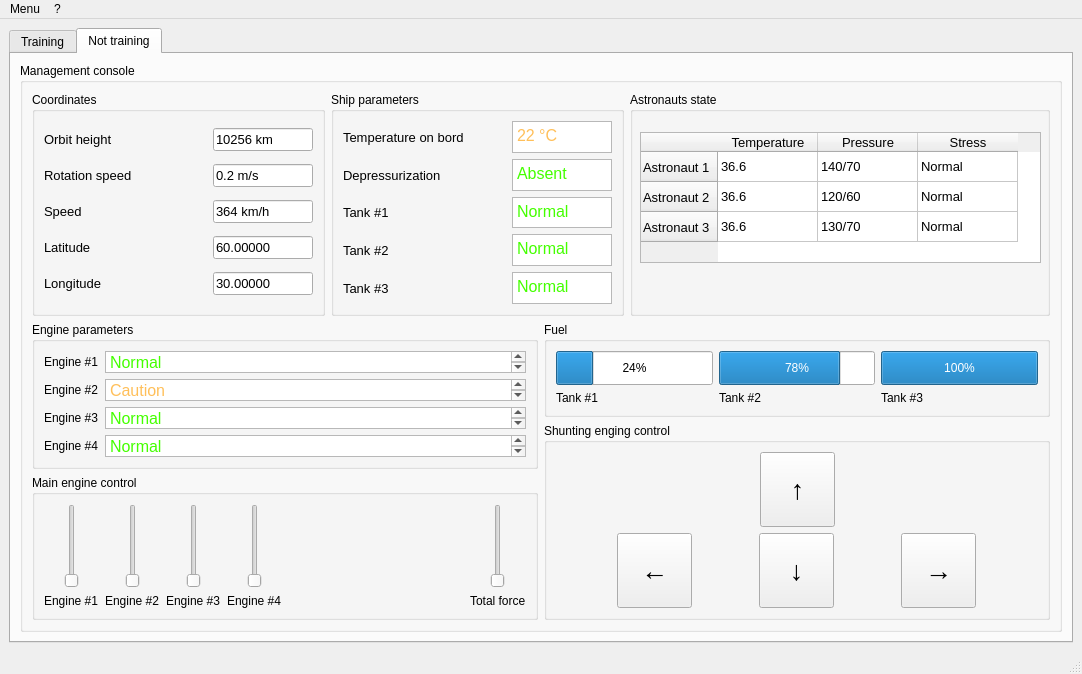
Before: the Qt Designer form hw_1/ui/d_hw_forms.ui in galexandrus/DevPyQtHomework, drawn with Qt 5.
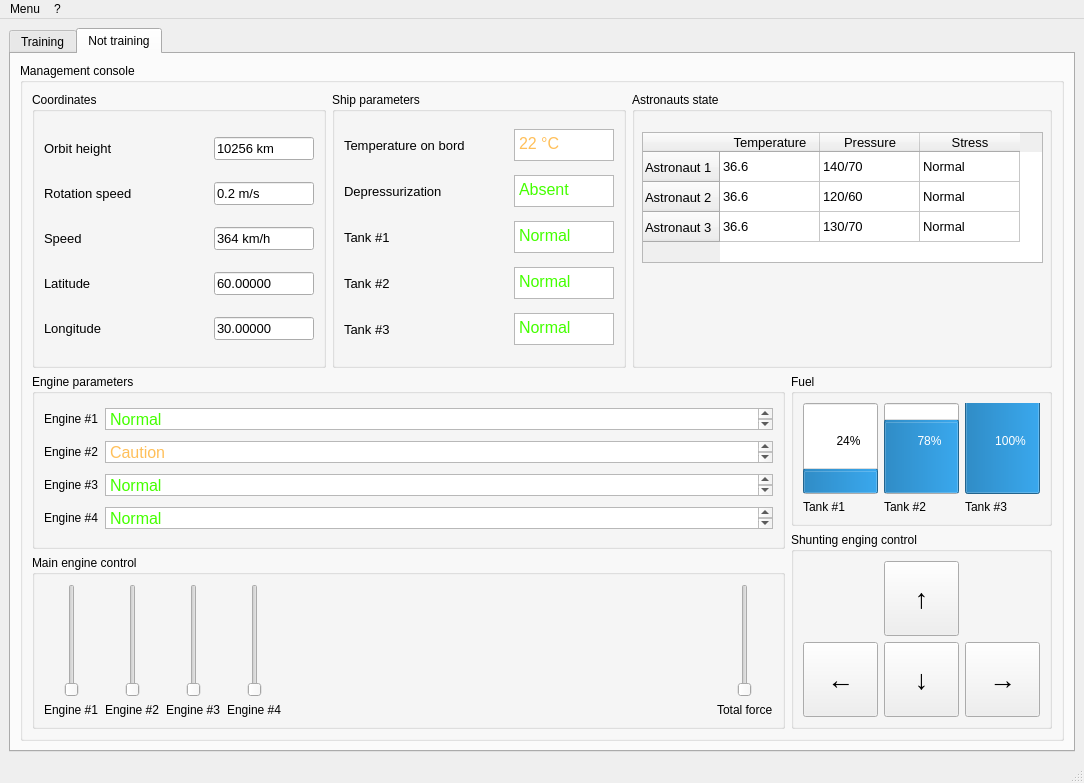
After: the same form once the commit is applied.

Patch:
```diff
--- a/hw_1/ui/d_hw_forms.ui
+++ b/hw_1/ui/d_hw_forms.ui
@@ -6,8 +6,8 @@
    <rect>
     <x>0</x>
     <y>0</y>
-    <width>1082</width>
-    <height>674</height>
+    <width>1084</width>
+    <height>783</height>
    </rect>
   </property>
   <property name="windowTitle">
@@ -412,6 +412,8 @@
           <property name="title">
            <string>Management console</string>
           </property>
+          <layout class="QVBoxLayout" name="verticalLayout_26">
+           <item>
           <layout class="QVBoxLayout" name="verticalLayout_24">
            <item>
             <layout class="QHBoxLayout" name="horizontalLayout_14">
@@ -1066,6 +1068,12 @@
               <layout class="QVBoxLayout" name="verticalLayout_22">
                <item>
                 <widget class="QGroupBox" name="groupBoxEngineParameters">
+                   <property name="sizePolicy">
+                    <sizepolicy hsizetype="Expanding" vsizetype="Preferred">
+                     <horstretch>0</horstretch>
+                     <verstretch>0</verstretch>
+                    </sizepolicy>
+                   </property>
                  <property name="title">
                   <string>Engine parameters</string>
                  </property>
@@ -1246,6 +1254,12 @@
                </item>
                <item>
                 <widget class="QGroupBox" name="groupBoxEngineMainControl">
+                   <property name="sizePolicy">
+                    <sizepolicy hsizetype="Expanding" vsizetype="Preferred">
+                     <horstretch>0</horstretch>
+                     <verstretch>0</verstretch>
+                    </sizepolicy>
+                   </property>
                  <property name="title">
                   <string>Main engine control</string>
                  </property>
@@ -1392,6 +1406,12 @@
               <layout class="QVBoxLayout" name="verticalLayout_23">
                <item>
                 <widget class="QGroupBox" name="groupBox_3">
+                   <property name="sizePolicy">
+                    <sizepolicy hsizetype="Fixed" vsizetype="Preferred">
+                     <horstretch>0</horstretch>
+                     <verstretch>0</verstretch>
+                    </sizepolicy>
+                   </property>
                  <property name="title">
                   <string>Fuel</string>
                  </property>
@@ -1401,14 +1421,23 @@
                     <item>
                      <widget class="QProgressBar" name="progressBar">
                       <property name="sizePolicy">
-                       <sizepolicy hsizetype="Minimum" vsizetype="Expanding">
+                         <sizepolicy hsizetype="Fixed" vsizetype="Expanding">
                         <horstretch>0</horstretch>
                         <verstretch>0</verstretch>
                        </sizepolicy>
                       </property>
+                        <property name="minimumSize">
+                         <size>
+                          <width>75</width>
+                          <height>0</height>
+                         </size>
+                        </property>
                       <property name="value">
                        <number>24</number>
                       </property>
+                        <property name="orientation">
+                         <enum>Qt::Vertical</enum>
+                        </property>
                      </widget>
                     </item>
                     <item>
@@ -1425,14 +1454,23 @@
                     <item>
                      <widget class="QProgressBar" name="progressBar_2">
                       <property name="sizePolicy">
-                       <sizepolicy hsizetype="Minimum" vsizetype="Expanding">
+                         <sizepolicy hsizetype="Fixed" vsizetype="Expanding">
                         <horstretch>0</horstretch>
                         <verstretch>0</verstretch>
                        </sizepolicy>
                       </property>
+                        <property name="minimumSize">
+                         <size>
+                          <width>75</width>
+                          <height>0</height>
+                         </size>
+                        </property>
                       <property name="value">
                        <number>78</number>
                       </property>
+                        <property name="orientation">
+                         <enum>Qt::Vertical</enum>
+                        </property>
                      </widget>
                     </item>
                     <item>
@@ -1449,14 +1487,23 @@
                     <item>
                      <widget class="QProgressBar" name="progressBar_3">
                       <property name="sizePolicy">
-                       <sizepolicy hsizetype="Minimum" vsizetype="Expanding">
+                         <sizepolicy hsizetype="Fixed" vsizetype="Expanding">
                         <horstretch>0</horstretch>
                         <verstretch>0</verstretch>
                        </sizepolicy>
                       </property>
+                        <property name="minimumSize">
+                         <size>
+                          <width>75</width>
+                          <height>0</height>
+                         </size>
+                        </property>
                       <property name="value">
                        <number>100</number>
                       </property>
+                        <property name="orientation">
+                         <enum>Qt::Vertical</enum>
+                        </property>
                      </widget>
                     </item>
                     <item>
@@ -1473,25 +1520,18 @@
                </item>
                <item>
                 <widget class="QGroupBox" name="groupBox_4">
+                   <property name="sizePolicy">
+                    <sizepolicy hsizetype="Fixed" vsizetype="Preferred">
+                     <horstretch>0</horstretch>
+                     <verstretch>0</verstretch>
+                    </sizepolicy>
+                   </property>
                  <property name="title">
                   <string>Shunting enging control</string>
                  </property>
                  <layout class="QVBoxLayout" name="verticalLayout_17">
                   <item>
                    <layout class="QHBoxLayout" name="horizontalLayout_21">
-                    <item>
-                     <spacer name="horizontalSpacer_4">
-                      <property name="orientation">
-                       <enum>Qt::Horizontal</enum>
-                      </property>
-                      <property name="sizeHint" stdset="0">
-                       <size>
-                        <width>40</width>
-                        <height>20</height>
-                       </size>
-                      </property>
-                     </spacer>
-                    </item>
                     <item>
                      <widget class="QPushButton" name="pushButton_8">
                       <property name="minimumSize">
@@ -1516,19 +1556,6 @@
                       </property>
                      </widget>
                     </item>
-                    <item>
-                     <spacer name="horizontalSpacer_5">
-                      <property name="orientation">
-                       <enum>Qt::Horizontal</enum>
-                      </property>
-                      <property name="sizeHint" stdset="0">
-                       <size>
-                        <width>40</width>
-                        <height>20</height>
-                       </size>
-                      </property>
-                     </spacer>
-                    </item>
                    </layout>
                   </item>
                   <item>
@@ -1615,6 +1642,8 @@
             </layout>
            </item>
           </layout>
+           </item>
+          </layout>
          </widget>
         </item>
        </layout>
@@ -1628,7 +1657,7 @@
     <rect>
      <x>0</x>
      <y>0</y>
-     <width>1082</width>
+     <width>1084</width>
      <height>23</height>
     </rect>
    </property>
```
Left out of the diff: 4 changed lines with no effect on the pictures. Lines whose indentation alone changed are shown as unchanged.
